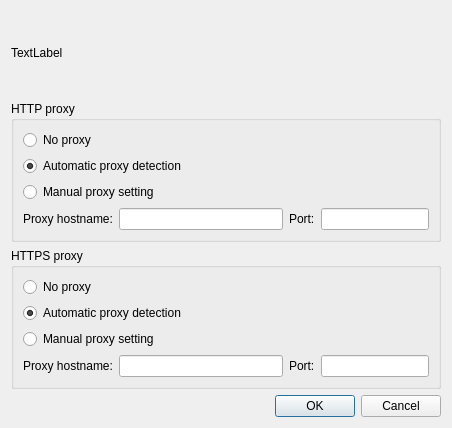
This is src/gui/ui/dlg_proxysets.ui in psakar/datovka as Qt 5 draws it before an edit. The edited form follows.
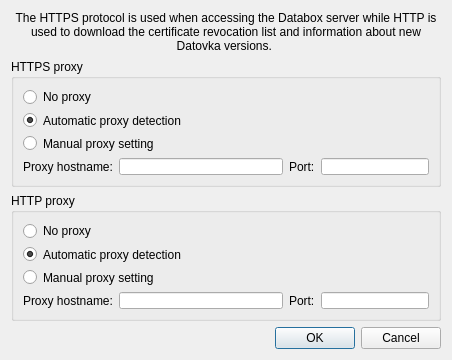
This is the edited form. Icons and pictures are not drawn.

Commit message: Added preferences and proxy functionality

The edit to the form file:
```diff
--- a/src/gui/ui/dlg_proxysets.ui
+++ b/src/gui/ui/dlg_proxysets.ui
@@ -7,9 +7,27 @@
     <x>0</x>
     <y>0</y>
     <width>452</width>
-    <height>428</height>
+    <height>360</height>
    </rect>
   </property>
+  <property name="sizePolicy">
+   <sizepolicy hsizetype="Preferred" vsizetype="Preferred">
+    <horstretch>0</horstretch>
+    <verstretch>0</verstretch>
+   </sizepolicy>
+  </property>
+  <property name="minimumSize">
+   <size>
+    <width>400</width>
+    <height>360</height>
+   </size>
+  </property>
+  <property name="sizeIncrement">
+   <size>
+    <width>0</width>
+    <height>0</height>
+   </size>
+  </property>
   <property name="windowTitle">
    <string>Proxy Settings</string>
   </property>
@@ -19,74 +37,19 @@
   </property>
   <layout class="QVBoxLayout" name="verticalLayout_2">
    <item>
-    <widget class="QLabel" name="label">
+    <widget class="QLabel" name="mainLabel">
+     <property name="lineWidth">
+      <number>1</number>
+     </property>
      <property name="text">
-      <string>TextLabel</string>
+      <string>The HTTPS protocol is used when accessing the Databox server while HTTP is used to download the certificate revocation list and information about new Datovka versions. </string>
      </property>
-    </widget>
-   </item>
-   <item>
-    <widget class="QGroupBox" name="groupBox_2">
-     <property name="title">
-      <string>HTTP proxy</string>
+     <property name="alignment">
+      <set>Qt::AlignCenter</set>
      </property>
-     <layout class="QVBoxLayout" name="verticalLayout_3">
-      <item>
-       <widget class="QRadioButton" name="radioButton_4">
-        <property name="text">
-         <string>No proxy</string>
-        </property>
-       </widget>
-      </item>
-      <item>
-       <widget class="QRadioButton" name="radioButton_5">
-        <property name="text">
-         <string>Automatic proxy detection</string>
-        </property>
-        <property name="checked">
-         <bool>true</bool>
-        </property>
-       </widget>
-      </item>
-      <item>
-       <widget class="QRadioButton" name="radioButton_6">
-        <property name="text">
-         <string>Manual proxy setting</string>
-        </property>
-       </widget>
-      </item>
-      <item>
-       <layout class="QHBoxLayout" name="horizontalLayout_2">
-        <item>
-         <widget class="QLabel" name="label_4">
-          <property name="text">
-           <string>Proxy hostname:</string>
-          </property>
-         </widget>
-        </item>
-        <item>
-         <widget class="QLineEdit" name="lineEdit_2"/>
-        </item>
-        <item>
-         <widget class="QLabel" name="label_5">
-          <property name="text">
-           <string>Port:</string>
-          </property>
-         </widget>
-        </item>
-        <item>
-         <widget class="QLineEdit" name="lineEditport_2">
-          <property name="sizePolicy">
-           <sizepolicy hsizetype="Fixed" vsizetype="Fixed">
-            <horstretch>0</horstretch>
-            <verstretch>0</verstretch>
-           </sizepolicy>
-          </property>
-         </widget>
-        </item>
-       </layout>
-      </item>
-     </layout>
+     <property name="wordWrap">
+      <bool>true</bool>
+     </property>
     </widget>
    </item>
    <item>
@@ -154,7 +117,83 @@
     </widget>
    </item>
    <item>
-    <widget class="QDialogButtonBox" name="buttonBox">
+    <widget class="QGroupBox" name="httpGroupBox">
+     <property name="title">
+      <string>HTTP proxy</string>
+     </property>
+     <layout class="QVBoxLayout" name="verticalLayout_3">
+      <item>
+       <widget class="QRadioButton" name="noProxyRadioButton1">
+        <property name="text">
+         <string>No proxy</string>
+        </property>
+       </widget>
+      </item>
+      <item>
+       <widget class="QRadioButton" name="autoProxyRadioButton1">
+        <property name="text">
+         <string>Automatic proxy detection</string>
+        </property>
+        <property name="checked">
+         <bool>true</bool>
+        </property>
+       </widget>
+      </item>
+      <item>
+       <widget class="QRadioButton" name="manualProxyRadioButton1">
+        <property name="text">
+         <string>Manual proxy setting</string>
+        </property>
+       </widget>
+      </item>
+      <item>
+       <layout class="QHBoxLayout" name="horizontalLayout_http">
+        <item>
+         <widget class="QLabel" name="label_11">
+          <property name="text">
+           <string>Proxy hostname:</string>
+          </property>
+         </widget>
+        </item>
+        <item>
+         <widget class="QLineEdit" name="hostnameLineEdit1"/>
+        </item>
+        <item>
+         <widget class="QLabel" name="label_12">
+          <property name="text">
+           <string>Port:</string>
+          </property>
+         </widget>
+        </item>
+        <item>
+         <widget class="QLineEdit" name="portLineEdit1">
+          <property name="sizePolicy">
+           <sizepolicy hsizetype="Fixed" vsizetype="Fixed">
+            <horstretch>0</horstretch>
+            <verstretch>0</verstretch>
+           </sizepolicy>
+          </property>
+          <property name="maximumSize">
+           <size>
+            <width>16777215</width>
+            <height>16777215</height>
+           </size>
+          </property>
+          <property name="baseSize">
+           <size>
+            <width>0</width>
+            <height>0</height>
+           </size>
+          </property>
+         </widget>
+        </item>
+       </layout>
+      </item>
+     </layout>
+    </widget>
+   </item>
+   <item>
+    <widget class="QDialogButtonBox" name="proxyButtonBox">
      <property name="orientation">
       <enum>Qt::Horizontal</enum>
      </property>
```
Left out of the diff: 22 changed lines with no effect on the pictures. The commit also changes 8 other files.
